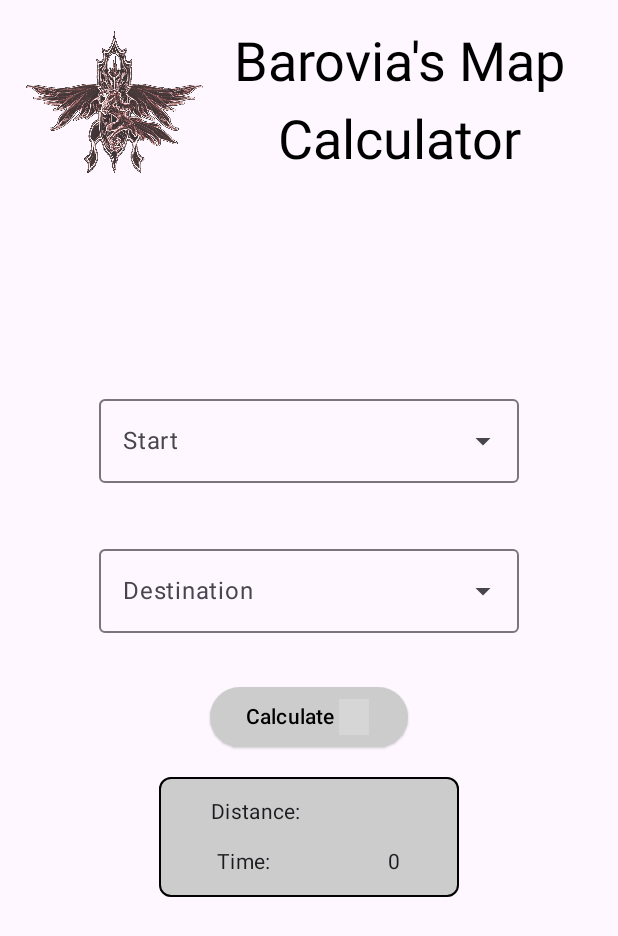
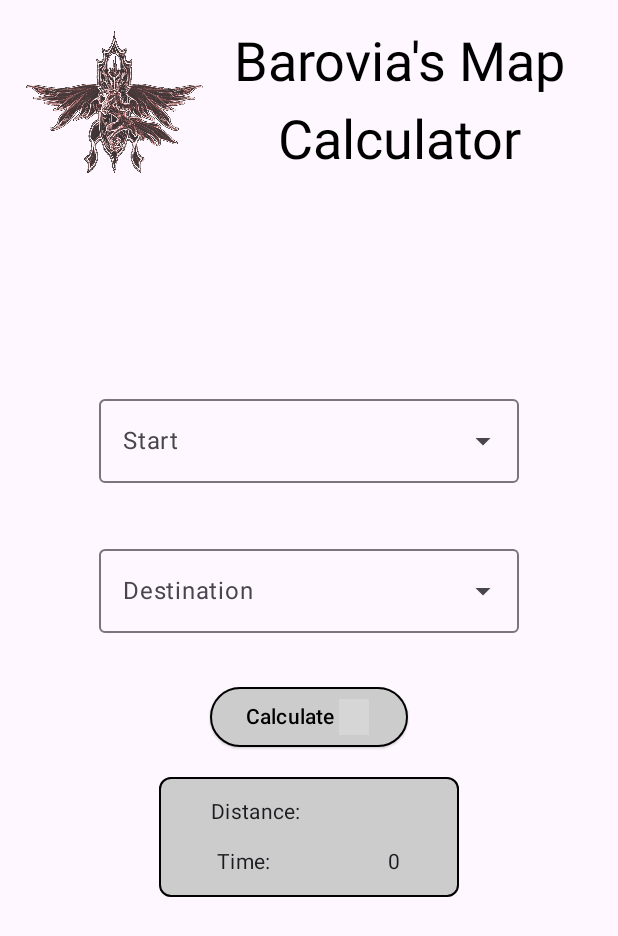
Before and after one commit to Bosurgi/Curse-Of-Strahd-Map-Tracker, an Android app built with Jetpack Compose: the screen it shows after launch (MainActivity), on a phone screen of 412 x 824 dp. Shown: the top 936 px of the screen. Run offline under Robolectric (Android 15) with nearby library versions, the phone set to English and light mode, and no system bars; grey boxes are pictures that could not be loaded.

Commit message:
feat: Added border to button (#1)

```diff
--- a/app/src/main/java/com/example/cosmaptracker/ui/composable/CalculateButton.kt
+++ b/app/src/main/java/com/example/cosmaptracker/ui/composable/CalculateButton.kt
@@ -1,5 +1,7 @@
 package com.example.cosmaptracker.ui.composable
 
+import androidx.compose.foundation.BorderStroke
+import androidx.compose.foundation.border
 import androidx.compose.foundation.layout.padding
 import androidx.compose.foundation.layout.size
 import androidx.compose.material3.ButtonDefaults
@@ -8,6 +10,8 @@ import androidx.compose.material3.Icon
 import androidx.compose.material3.Text
 import androidx.compose.runtime.Composable
 import androidx.compose.ui.Modifier
+import androidx.compose.ui.draw.clip
+import androidx.compose.ui.draw.clipToBounds
 import androidx.compose.ui.graphics.Color
 import androidx.compose.ui.res.painterResource
 import androidx.compose.ui.tooling.preview.Preview
@@ -20,7 +24,11 @@ fun CalculateButton(onClick: () -> Unit) {
         onClick = { onClick() },
         colors = ButtonDefaults.elevatedButtonColors(
             containerColor = Color.LightGray,
-            contentColor = Color.Black
+            contentColor = Color.Black,
+        ),
+        border = BorderStroke(
+            width = 1.dp,
+            color = Color.Black,
         ),
         modifier = Modifier.padding(vertical = 16.dp)
     ) {
```
